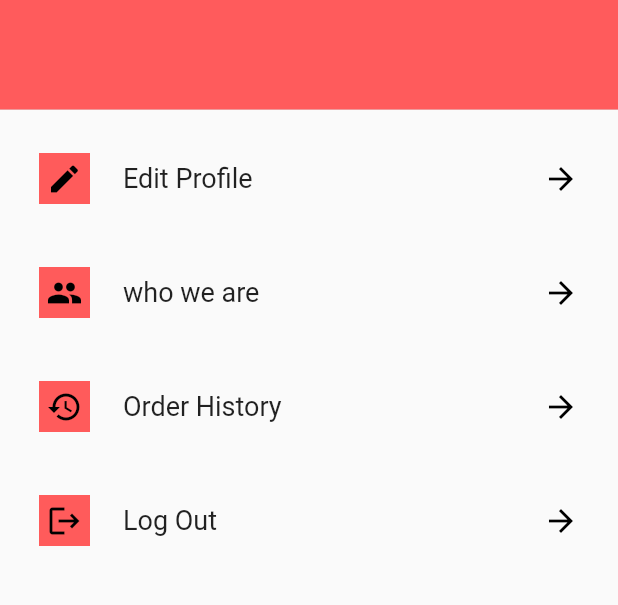
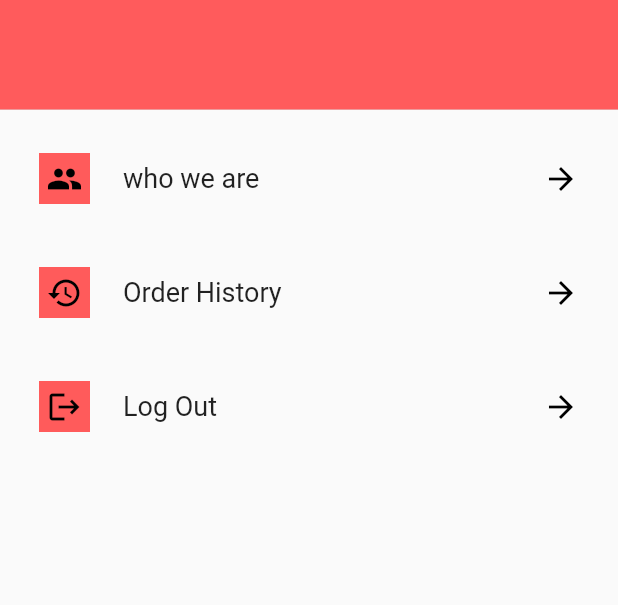
Before and after one commit to Ahmed3bdalla/MyuCommerce, a Flutter app: the ProfilePage screen opened directly, on a phone screen of 412 x 824 dp, the part 132-737 px from its top. Run offline on Flutter 3.47's test engine with Material 2 defaults, Android fonts, the phone set to English and light mode, and no system bars; our stand-ins replace cloud_firestore, firebase_auth, firebase_core, flutter_bloc, get, hive and 1 more; accounts and stored records are empty.

Commit message:
some changes

```diff
--- a/lib/view/cubits/auth_cubit/auth_cubit.dart
+++ b/lib/view/cubits/auth_cubit/auth_cubit.dart
@@ -39,8 +39,8 @@ class AuthCubit extends Cubit<AuthStates> {
         password: password,
       )
           .then((user) async {
-        await addUsertofirestore(
-            UserModel(name: username, email: email, id: id, userid: user.user!.uid));
+        await addUsertofirestore(UserModel(
+            name: username, email: email, id: id, userid: user.user!.uid));
       });
       emit(RegisterSuccess());
     } on FirebaseAuthException catch (e) {
--- a/lib/view/screens/home/explore/explore_page.dart
+++ b/lib/view/screens/home/explore/explore_page.dart
@@ -33,7 +33,7 @@ class ExplorePage extends StatelessWidget {
         drawer: Drawer(
           child: Column(children: [
             SizedBox(
-              height: Get.height / 30,
+              height: Get.height / 15,
             ),
             const CustomText(text: "Sections", size: 22, color: kPrimaryColor),
             CustomListTile(
--- a/lib/view/screens/home/profile/my_orders_page.dart
+++ b/lib/view/screens/home/profile/my_orders_page.dart
@@ -47,7 +47,7 @@ class MyOrdersPage extends StatelessWidget {
                                   ListView.builder(
                                       shrinkWrap: true, //important
                                       itemCount:
-                                          orders[i]['order']?.length ?? 0,
+                                          orders[i]['order']?.length,
                                       itemBuilder: (context, index) {
                                         return SizedBox(
                                           child: Text(orders[i]['order'][index]
--- a/lib/view/screens/home/profile/profile_page.dart
+++ b/lib/view/screens/home/profile/profile_page.dart
@@ -37,12 +37,6 @@ class ProfilePage extends StatelessWidget {
                 currentAccountPicture: Image.asset('images/logo.jpg')),
           ),
           CustomListTile(
-              leading: Icons.edit,
-              title: "Edit Profile",
-              ontap: () {
-                return null;
-              }),
-          CustomListTile(
               leading: Icons.people,
               title: "who we are",
               ontap: () {
```
Also changed, not shown: lib/view/cubits/profile_cubit/profile_cubit.dart (+0 -15 lines).
